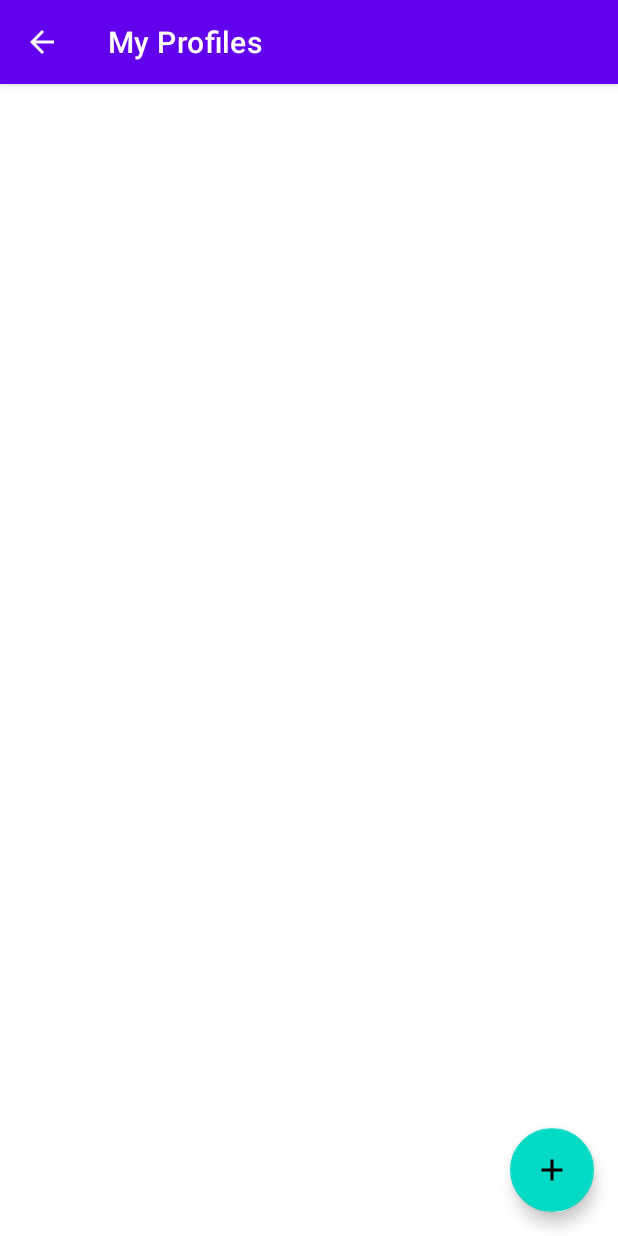
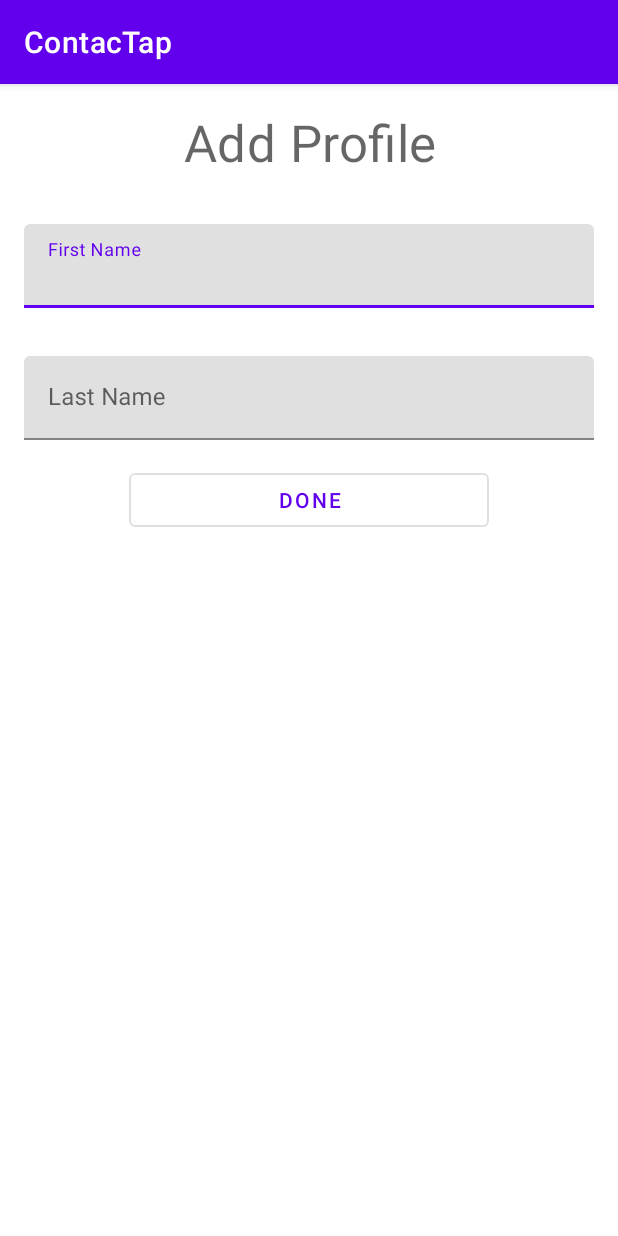
Before and after one commit to epigone707/Timi-ContacTap, an Android app: the ProfileListActivity screen opened directly, with no data from a screen before it, after a tap on "fab", on a phone screen of 412 x 824 dp. Run offline under Robolectric (Android 15) with nearby library versions, the phone set to English and light mode, and no system bars.

Commit message:
ProfileListActivity working

```diff
--- a/ContacTap/app/src/main/AndroidManifest.xml
+++ b/ContacTap/app/src/main/AndroidManifest.xml
@@ -17,6 +17,7 @@
             android:name=".ui.ProfileListActivity"
             android:label="My Profiles"
             android:exported="true" />
+        <activity android:name=".ui.ProfileData.AddProfileActivity"/>
         <activity
             android:name=".MainActivity"
             android:exported="true"
--- /dev/null
+++ b/ContacTap/app/src/main/java/edu/umich/yanfuguo/contactap/ui/ProfileData/AddProfileActivity.kt
@@ -0,0 +1,47 @@
+package edu.umich.yanfuguo.contactap.ui.ProfileData
+
+import android.app.Activity
+import android.content.Intent
+import android.os.Bundle
+import android.widget.Button
+import androidx.appcompat.app.AppCompatActivity
+import com.google.android.material.textfield.TextInputEditText
+import edu.umich.yanfuguo.contactap.R
+
+const val PROFILE_FIRST_NAME = "fname"
+const val PROFILE_LAST_NAME = "lname"
+
+class AddProfileActivity : AppCompatActivity() {
+    private lateinit var addProfileFirstName: TextInputEditText
+    private lateinit var addProfileLastName: TextInputEditText
+
+    override fun onCreate(savedInstanceState: Bundle?) {
+        super.onCreate(savedInstanceState)
+        setContentView(R.layout.activity_add_profile)
+
+        findViewById<Button>(R.id.done_button).setOnClickListener {
+            addProfile()
+        }
+        addProfileFirstName = findViewById(R.id.add_first_name)
+        addProfileLastName = findViewById(R.id.add_last_name)
+    }
+
+    /* The onClick action for the done button. Closes the activity and returns the new flower name
+    and description as part of the intent. If the name or description are missing, the result is set
+    to cancelled. */
+
+    private fun addProfile() {
+        val resultIntent = Intent()
+
+        if (addProfileFirstName.text.isNullOrEmpty() || addProfileLastName.text.isNullOrEmpty()) {
+            setResult(Activity.RESULT_CANCELED, resultIntent)
+        } else {
+            val firstName = addProfileFirstName.text.toString()
+            val lastName = addProfileLastName.text.toString()
+            resultIntent.putExtra(PROFILE_FIRST_NAME, firstName)
+            resultIntent.putExtra(PROFILE_LAST_NAME, lastName)
+            setResult(Activity.RESULT_OK, resultIntent)
+        }
+        finish()
+    }
+}
--- a/ContacTap/app/src/main/java/edu/umich/yanfuguo/contactap/ui/ProfileData/DataSource.kt
+++ b/ContacTap/app/src/main/java/edu/umich/yanfuguo/contactap/ui/ProfileData/DataSource.kt
@@ -55,7 +55,7 @@ class DataSource(resources: Resources) {
         return null
     }
 
-    fun getFlowerList(): LiveData<List<Profile>> {
+    fun getProfileList(): LiveData<List<Profile>> {
         return profilesLiveData
     }
 
--- a/ContacTap/app/src/main/java/edu/umich/yanfuguo/contactap/ui/ProfileData/ProfileAdapter.kt
+++ b/ContacTap/app/src/main/java/edu/umich/yanfuguo/contactap/ui/ProfileData/ProfileAdapter.kt
@@ -12,7 +12,7 @@ import com.example.recyclersample.data.Profile
 import edu.umich.yanfuguo.contactap.R
 
 class ProfileAdapter(private val onClick: (Profile) -> Unit) :
-    ListAdapter<Profile, ProfileAdapter.ProfileViewHolder>(FlowerDiffCallback) {
+    ListAdapter<Profile, ProfileAdapter.ProfileViewHolder>(ProfileDiffCallback) {
 
     /* ViewHolder for Flower, takes in the inflated view and the onClick behavior. */
     class ProfileViewHolder(itemView: View, val onClick: (Profile) -> Unit) :
@@ -46,13 +46,13 @@ class ProfileAdapter(private val onClick: (Profile) -> Unit) :
 
     /* Gets current flower and uses it to bind view. */
     override fun onBindViewHolder(holder: ProfileViewHolder, position: Int) {
-        val flower = getItem(position)
-        holder.bind(flower)
+        val profile = getItem(position)
+        holder.bind(profile)
 
     }
 }
 
-object FlowerDiffCallback : DiffUtil.ItemCallback<Profile>() {
+object ProfileDiffCallback : DiffUtil.ItemCallback<Profile>() {
     override fun areItemsTheSame(oldItem: Profile, newItem: Profile): Boolean {
         return oldItem == newItem
     }
--- /dev/null
+++ b/ContacTap/app/src/main/java/edu/umich/yanfuguo/contactap/ui/ProfileData/ProfileListViewModel.kt
@@ -0,0 +1,41 @@
+package edu.umich.yanfuguo.contactap.ui.ProfileData
+
+import android.content.Context
+import androidx.lifecycle.ViewModel
+import androidx.lifecycle.ViewModelProvider
+import com.example.recyclersample.data.DataSource
+import com.example.recyclersample.data.Profile
+import kotlin.random.Random
+
+class ProfileListViewModel(val dataSource: DataSource) : ViewModel() {
+
+    val profileLiveData = dataSource.getProfileList()
+
+    /* If the name and description are present, create new Flower and add it to the datasource */
+    fun insertProfile(profileFirstName: String, profileLastName: String) {
+        if (profileFirstName == null || profileLastName == null) {
+            return
+        }
+
+        val newProfile = Profile(
+            Random.nextLong(),
+            profileFirstName,
+            profileLastName,
+        )
+
+        dataSource.addProfile(newProfile)
+    }
+}
+
+class ProfileListViewModelFactory(private val context: Context) : ViewModelProvider.Factory {
+
+    override fun <T : ViewModel> create(modelClass: Class<T>): T {
+        if (modelClass.isAssignableFrom(ProfileListViewModel::class.java)) {
+            @Suppress("UNCHECKED_CAST")
+            return ProfileListViewModel(
+                dataSource = DataSource.getDataSource(context.resources)
+            ) as T
+        }
+        throw IllegalArgumentException("Unknown ViewModel class")
+    }
+}
--- a/ContacTap/app/src/main/java/edu/umich/yanfuguo/contactap/ui/ProfileListActivity.kt
+++ b/ContacTap/app/src/main/java/edu/umich/yanfuguo/contactap/ui/ProfileListActivity.kt
@@ -1,14 +1,25 @@
 package edu.umich.yanfuguo.contactap.ui
 
+import android.app.Activity
 import android.content.Intent
 import android.os.Bundle
 import android.view.View
 import android.widget.TextView
+import androidx.activity.viewModels
 import androidx.appcompat.app.AppCompatActivity
 import androidx.recyclerview.widget.RecyclerView
+import com.example.recyclersample.data.Profile
 import edu.umich.yanfuguo.contactap.R
+import edu.umich.yanfuguo.contactap.ui.ProfileData.*
+
+const val PROFILE_ID = "profile_id"
 
 class ProfileListActivity: AppCompatActivity() {
+    private val newProfileActivityRequestCode = 1
+    private val profilesListViewModel by viewModels<ProfileListViewModel> {
+       ProfileListViewModelFactory(this)
+    }
+
     override fun onCreate(savedInstanceState: Bundle?) {
         super.onCreate(savedInstanceState)
         setContentView(R.layout.activity_profile_list)
@@ -18,17 +29,15 @@ class ProfileListActivity: AppCompatActivity() {
 
         /* Instantiates headerAdapter and flowersAdapter. Both adapters are added to concatAdapter.
         which displays the contents sequentially */
-        val headerAdapter = HeaderAdapter()
-        val flowersAdapter = FlowersAdapter { flower -> adapterOnClick(flower) }
-        val concatAdapter = ConcatAdapter(headerAdapter, flowersAdapter)
+        val profileAdapter = ProfileAdapter { profile -> adapterOnClick(profile) }
+        //val concatAdapter = ConcatAdapter(headerAdapter, profileAdapter)
 
         val recyclerView: RecyclerView = findViewById(R.id.recycler_view)
-        recyclerView.adapter = concatAdapter
+        recyclerView.adapter = profileAdapter
 
-        flowersListViewModel.flowersLiveData.observe(this, {
+        profilesListViewModel.profileLiveData.observe(this, {
             it?.let {
-                flowersAdapter.submitList(it as MutableList<Flower>)
-                headerAdapter.updateFlowerCount(it.size)
+                profileAdapter.submitList(it as MutableList<Profile>)
             }
         })
 
@@ -50,4 +59,30 @@ class ProfileListActivity: AppCompatActivity() {
         }
         startActivity(intent)
     }
+
+    private fun adapterOnClick(profile: Profile) {
+        // start the profile edit activity
+    }
+
+    // start add profile activity
+    private fun fabOnClick() {
+        val intent = Intent(this, AddProfileActivity::class.java)
+        startActivityForResult(intent, newProfileActivityRequestCode)
+    }
+
+    override fun onActivityResult(requestCode: Int, resultCode: Int, intentData: Intent?) {
+        super.onActivityResult(requestCode, resultCode, intentData)
+
+        /* Inserts profile into viewModel. */
+        if (requestCode == newProfileActivityRequestCode && resultCode == Activity.RESULT_OK) {
+            intentData?.let { data ->
+                val firstName = data.getStringExtra(PROFILE_FIRST_NAME)
+                val lastName = data.getStringExtra(PROFILE_LAST_NAME)
+
+                if (lastName != null && firstName != null) {
+                    profilesListViewModel.insertProfile(firstName, lastName)
+                }
+            }
+        }
+    }
 }
--- /dev/null
+++ b/ContacTap/app/src/main/res/layout/activity_add_profile.xml
@@ -0,0 +1,70 @@
+<?xml version="1.0" encoding="utf-8"?>
+<!--
+     Copyright (C) 2020 The Android Open Source Project
+     Licensed under the Apache License, Version 2.0 (the "License");
+     you may not use this file except in compliance with the License.
+     You may obtain a copy of the License at
+          http://www.apache.org/licenses/LICENSE-2.0
+     Unless required by applicable law or agreed to in writing, software
+     distributed under the License is distributed on an "AS IS" BASIS,
+     WITHOUT WARRANTIES OR CONDITIONS OF ANY KIND, either express or implied.
+     See the License for the specific language governing permissions and
+     limitations under the License.
+-->
+
+<LinearLayout xmlns:android="http://schemas.android.com/apk/res/android"
+    android:layout_width="match_parent"
+    android:layout_height="match_parent"
+    android:orientation="vertical"
+    android:paddingLeft="16dp"
+    android:paddingRight="16dp">
+
+    <TextView
+        android:id="@+id/textView"
+        android:layout_width="match_parent"
+        android:layout_height="wrap_content"
+        android:paddingTop="16dp"
+        android:paddingBottom="16dp"
+        android:text="@string/add_profile"
+        android:textAlignment="center"
+        android:textAppearance="?attr/textAppearanceHeadline4" />
+
+    <com.google.android.material.textfield.TextInputLayout
+        android:layout_width="match_parent"
+        android:layout_height="wrap_content"
+        android:layout_gravity="center"
+        android:hint="@string/first_name_edit_text"
+        android:paddingTop="16dp"
+        android:paddingBottom="16dp">
+
+        <com.google.android.material.textfield.TextInputEditText
+            android:id="@+id/add_first_name"
+            android:layout_width="match_parent"
+            android:layout_height="wrap_content" />
+
+    </com.google.android.material.textfield.TextInputLayout>
+
+    <com.google.android.material.textfield.TextInputLayout
+        android:layout_width="match_parent"
+        android:layout_height="wrap_content"
+        android:layout_gravity="center"
+        android:hint="@string/last_name_edit_text"
+        android:paddingTop="16dp"
+        android:paddingBottom="16dp">
+
+        <com.google.android.material.textfield.TextInputEditText
+            android:id="@+id/add_last_name"
+            android:layout_width="match_parent"
+            android:layout_height="wrap_content"
+            android:inputType="textMultiLine" />
+
+    </com.google.android.material.textfield.TextInputLayout>
+
+    <Button
+        android:id="@+id/done_button"
+        style="?attr/materialButtonOutlinedStyle"
+        android:layout_width="240dp"
+        android:layout_height="wrap_content"
+        android:layout_gravity="center"
+        android:text="@string/done_button_text" />
+</LinearLayout>
--- a/ContacTap/app/src/main/res/layout/profile_item.xml
+++ b/ContacTap/app/src/main/res/layout/profile_item.xml
@@ -3,7 +3,7 @@
     xmlns:app="http://schemas.android.com/apk/res-auto"
     xmlns:tools="http://schemas.android.com/tools"
     android:layout_width="match_parent"
-    android:layout_height="match_parent"
+    android:layout_height="wrap_content"
     tools:context="ui.ProfileListActivity">
 
     <LinearLayout
@@ -95,7 +95,7 @@
                         style="?attr/borderlessButtonStyle"
                         android:layout_width="wrap_content"
                         android:layout_height="wrap_content"
-
+                        android:paddingRight="10dp"
                         app:icon="@drawable/ic_baseline_delete_24" />
                 </LinearLayout>
             </LinearLayout>
--- a/ContacTap/app/src/main/res/values/strings.xml
+++ b/ContacTap/app/src/main/res/values/strings.xml
@@ -23,5 +23,9 @@
     <string name="editProfile">Edit</string>
     <string name="shareFromProfile">Share</string>
     <string name="fab_content_description">fab</string>
+    <string name="done_button_text">Done</string>
+    <string name="add_profile">Add Profile</string>
+    <string name="first_name_edit_text">First Name</string>
+    <string name="last_name_edit_text">Last Name</string>
 
 </resources>
```
Also changed, not shown: ContacTap/app/src/main/java/edu/umich/yanfuguo/contactap/ui/ProfileData/Profiles.kt (+5 -5 lines).
